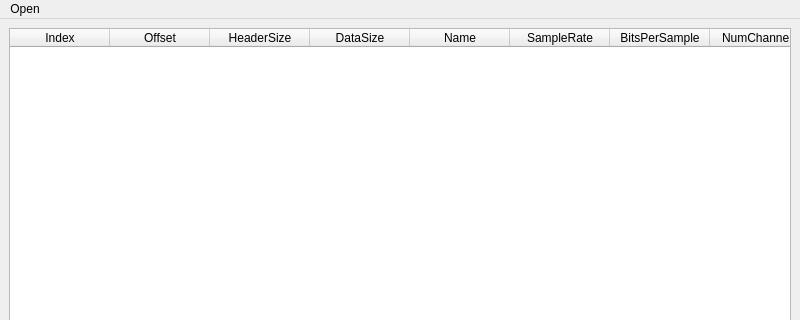
The window that mainwindow.ui (Toksisitee/PopSoundEditor) describes before a commit, drawn with Qt 5; both pictures show x 0 to 800 and y 0 to 320 of the 800 by 600 pixel window.
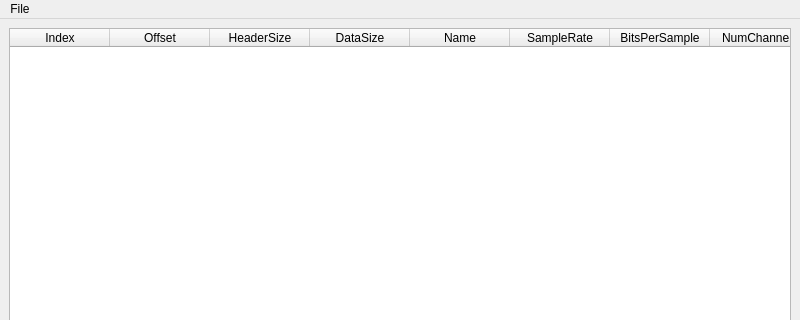
The same window after the commit.

```diff
--- a/mainwindow.ui
+++ b/mainwindow.ui
@@ -90,7 +90,7 @@
    </property>
    <widget class="QMenu" name="menuFile">
     <property name="title">
-     <string>Open</string>
+     <string>File</string>
     </property>
     <widget class="QMenu" name="menuSound">
      <property name="title">
```
Left out of the diff: 14 changed lines with no effect on the pictures.
